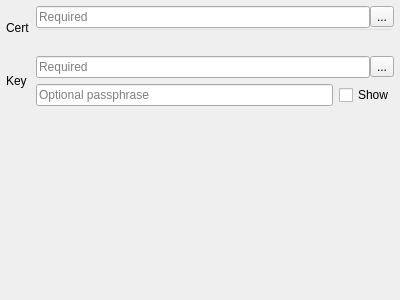
Qt form src/auth/pkipaths/qgsauthpkipathsedit.ui (qgis/QGIS) before a commit.
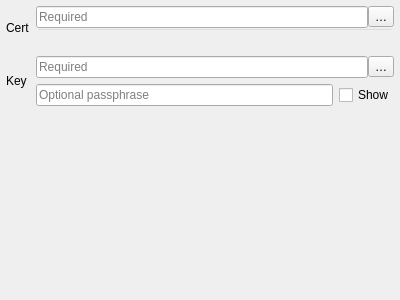
The same form after that commit.

```diff
--- a/src/auth/pkipaths/qgsauthpkipathsedit.ui
+++ b/src/auth/pkipaths/qgsauthpkipathsedit.ui
@@ -41,7 +41,7 @@
      <item row="0" column="1">
       <widget class="QToolButton" name="btnPkiPathsCert">
        <property name="text">
-        <string>...</string>
+        <string>…</string>
        </property>
        <property name="popupMode">
         <enum>QToolButton::InstantPopup</enum>
@@ -83,7 +83,7 @@
        <item>
         <widget class="QToolButton" name="btnPkiPathsKey">
          <property name="text">
-          <string>...</string>
+          <string>…</string>
          </property>
          <property name="popupMode">
           <enum>QToolButton::InstantPopup</enum>
```
